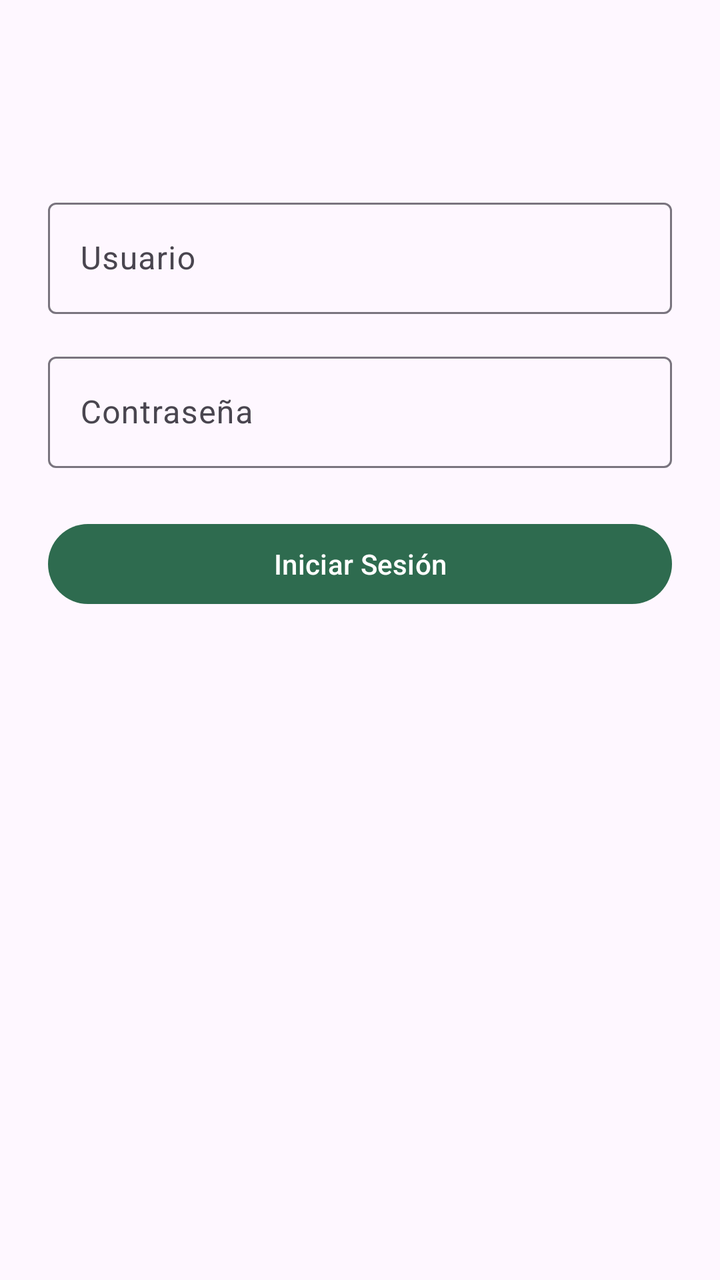
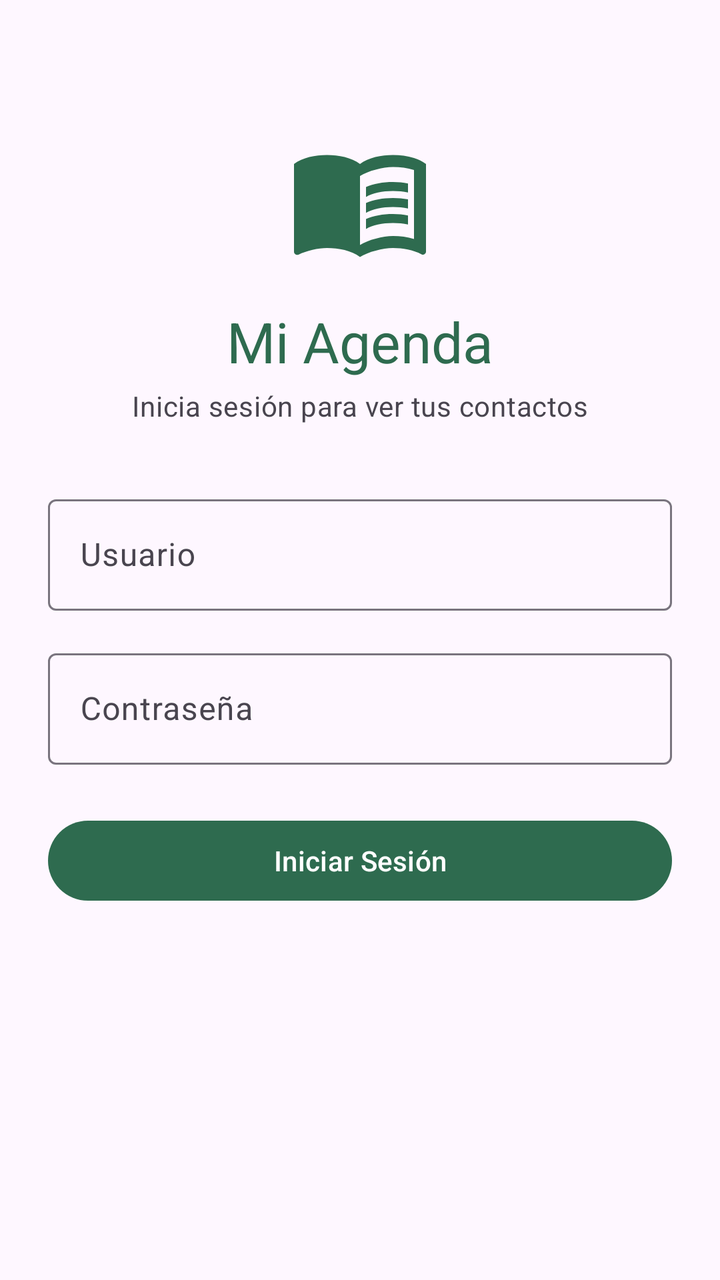

Before-and-after screenshots of an Android layout around one commit, followed by the original layout XML and the change that was made.
<!-- AndroidManifest.xml: application theme Theme.MiAgenda -->
<!-- res/layout/activity_login.xml -->
<?xml version="1.0" encoding="utf-8"?>
<androidx.constraintlayout.widget.ConstraintLayout xmlns:android="http://schemas.android.com/apk/res/android"
    xmlns:app="http://schemas.android.com/apk/res-auto"
    xmlns:tools="http://schemas.android.com/tools"
    android:id="@+id/main"
    android:layout_width="match_parent"
    android:layout_height="match_parent"
    tools:context=".LoginActivity">

    <com.google.android.material.textfield.TextInputLayout
        android:id="@+id/tilUsuario"
        android:layout_width="0dp"
        android:layout_height="wrap_content"
        android:layout_marginHorizontal="24dp"
        android:layout_marginTop="96dp"
        android:hint="@string/login_usuario_hint"
        app:layout_constraintEnd_toEndOf="parent"
        app:layout_constraintStart_toStartOf="parent"
        app:layout_constraintTop_toTopOf="parent">

        <com.google.android.material.textfield.TextInputEditText
            android:id="@+id/etUsuario"
            android:layout_width="match_parent"
            android:layout_height="wrap_content"
            android:inputType="text" />

    </com.google.android.material.textfield.TextInputLayout>

    <com.google.android.material.textfield.TextInputLayout
        android:id="@+id/tilContrasena"
        android:layout_width="0dp"
        android:layout_height="wrap_content"
        android:layout_marginHorizontal="24dp"
        android:layout_marginTop="16dp"
        android:hint="@string/login_contrasena_hint"
        app:layout_constraintEnd_toEndOf="parent"
        app:layout_constraintStart_toStartOf="parent"
        app:layout_constraintTop_toBottomOf="@id/tilUsuario">

        <com.google.android.material.textfield.TextInputEditText
            android:id="@+id/etContrasena"
            android:layout_width="match_parent"
            android:layout_height="wrap_content"
            android:inputType="textPassword" />

    </com.google.android.material.textfield.TextInputLayout>

    <Button
        android:id="@+id/btnIniciarSesion"
        android:layout_width="0dp"
        android:layout_height="wrap_content"
        android:layout_marginStart="24dp"
        android:layout_marginTop="24dp"
        android:layout_marginEnd="24dp"
        android:text="@string/login_boton_iniciar"
        app:layout_constraintEnd_toEndOf="parent"
        app:layout_constraintStart_toStartOf="parent"
        app:layout_constraintTop_toBottomOf="@+id/tilContrasena" />
</androidx.constraintlayout.widget.ConstraintLayout>
<!-- resources referenced by this layout -->
<resources>
  <string name="login_boton_iniciar">Iniciar Sesión</string>
  <string name="login_contrasena_hint">Contraseña</string>
  <string name="login_usuario_hint">Usuario</string>
  <style name="Theme.MiAgenda" parent="Base.Theme.MiAgenda" />
  <style name="Base.Theme.MiAgenda" parent="Theme.Material3.DayNight.NoActionBar">
          
          <item name="colorPrimary">@color/verde_bosque</item>
          <item name="colorOnPrimary">@color/white</item>
      </style>
  <color name="verde_bosque">#FF2E6B4F</color>
  <color name="white">#FFFFFFFF</color>
</resources>

<!-- the commit's change to res/layout/activity_login.xml (unified diff, before → after) -->
@@ -6,17 +6,50 @@
     android:layout_width="match_parent"
     android:layout_height="match_parent"
     tools:context=".LoginActivity">
+    <ImageView
+        android:id="@+id/ivIcono"
+        android:layout_width="72dp"
+        android:layout_height="72dp"
+        android:layout_marginTop="64dp"
+        android:src="@drawable/ic_agenda"
+        android:contentDescription="@null"
+        app:tint="?attr/colorPrimary"
+        app:layout_constraintTop_toTopOf="parent"
+        app:layout_constraintStart_toStartOf="parent"
+        app:layout_constraintEnd_toEndOf="parent" />
+    <TextView
+        android:id="@+id/tvTitulo"
+        android:layout_width="wrap_content"
+        android:layout_height="wrap_content"
+        android:layout_marginTop="16dp"
+        android:text="@string/login_titulo"
+        android:textAppearance="?attr/textAppearanceHeadlineMedium"
+        android:textColor="?attr/colorPrimary"
+        app:layout_constraintTop_toBottomOf="@id/ivIcono"
+        app:layout_constraintStart_toStartOf="parent"
+        app:layout_constraintEnd_toEndOf="parent" />
+    <TextView
+        android:id="@+id/tvSubtitulo"
+        android:layout_width="wrap_content"
+        android:layout_height="wrap_content"
+        android:layout_marginTop="4dp"
+        android:text="@string/login_subtitulo"
+        android:textAppearance="?attr/textAppearanceBodyMedium"
+        android:textColor="?attr/colorOnSurfaceVariant"
+        app:layout_constraintTop_toBottomOf="@id/tvTitulo"
+        app:layout_constraintStart_toStartOf="parent"
+        app:layout_constraintEnd_toEndOf="parent" />
 
     <com.google.android.material.textfield.TextInputLayout
         android:id="@+id/tilUsuario"
         android:layout_width="0dp"
         android:layout_height="wrap_content"
         android:layout_marginHorizontal="24dp"
-        android:layout_marginTop="96dp"
+        android:layout_marginTop="32dp"
         android:hint="@string/login_usuario_hint"
         app:layout_constraintEnd_toEndOf="parent"
         app:layout_constraintStart_toStartOf="parent"
-        app:layout_constraintTop_toTopOf="parent">
+        app:layout_constraintTop_toBottomOf="@id/tvSubtitulo">
 
         <com.google.android.material.textfield.TextInputEditText
             android:id="@+id/etUsuario"
<!-- resource entries referenced after the edit -->
@@ -1,7 +1,21 @@
 <!-- resources referenced by this layout -->
 <resources>
+  <!-- drawable ic_agenda (drawable) -->
+  <vector xmlns:android="http://schemas.android.com/apk/res/android" android:autoMirrored="true" android:height="24dp" android:tint="#000000" android:viewportHeight="24" android:viewportWidth="24" android:width="24dp">
+        
+      <path android:fillColor="@android:color/white" android:pathData="M21,5c-1.11,-0.35 -2.33,-0.5 -3.5,-0.5c-1.95,0 -4.05,0.4 -5.5,1.5c-1.45,-1.1 -3.55,-1.5 -5.5,-1.5S2.45,4.9 1,6v14.65c0,0.25 0.25,0.5 0.5,0.5c0.1,0 0.15,-0.05 0.25,-0.05C3.1,20.45 5.05,20 6.5,20c1.95,0 4.05,0.4 5.5,1.5c1.35,-0.85 3.8,-1.5 5.5,-1.5c1.65,0 3.35,0.3 4.75,1.05c0.1,0.05 0.15,0.05 0.25,0.05c0.25,0 0.5,-0.25 0.5,-0.5V6C22.4,5.55 21.75,5.25 21,5zM21,18.5c-1.1,-0.35 -2.3,-0.5 -3.5,-0.5c-1.7,0 -4.15,0.65 -5.5,1.5V8c1.35,-0.85 3.8,-1.5 5.5,-1.5c1.2,0 2.4,0.15 3.5,0.5V18.5z"/>
+        
+      <path android:fillColor="@android:color/white" android:pathData="M17.5,10.5c0.88,0 1.73,0.09 2.5,0.26V9.24C19.21,9.09 18.36,9 17.5,9c-1.7,0 -3.24,0.29 -4.5,0.83v1.66C14.13,10.85 15.7,10.5 17.5,10.5z"/>
+        
+      <path android:fillColor="@android:color/white" android:pathData="M13,12.49v1.66c1.13,-0.64 2.7,-0.99 4.5,-0.99c0.88,0 1.73,0.09 2.5,0.26V11.9c-0.79,-0.15 -1.64,-0.24 -2.5,-0.24C15.8,11.66 14.26,11.96 13,12.49z"/>
+        
+      <path android:fillColor="@android:color/white" android:pathData="M17.5,14.33c-1.7,0 -3.24,0.29 -4.5,0.83v1.66c1.13,-0.64 2.7,-0.99 4.5,-0.99c0.88,0 1.73,0.09 2.5,0.26v-1.52C19.21,14.41 18.36,14.33 17.5,14.33z"/>
+      
+  </vector>
   <string name="login_boton_iniciar">Iniciar Sesión</string>
   <string name="login_contrasena_hint">Contraseña</string>
+  <string name="login_subtitulo">Inicia sesión para ver tus contactos</string>
+  <string name="login_titulo">Mi Agenda</string>
   <string name="login_usuario_hint">Usuario</string>
   <style name="Theme.MiAgenda" parent="Base.Theme.MiAgenda" />
   <style name="Base.Theme.MiAgenda" parent="Theme.Material3.DayNight.NoActionBar">
